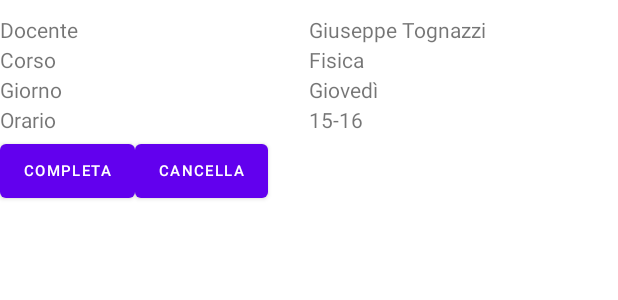
After one commit to angrytako/lessons-booking-app-university, an Android app: the layout prenotazioni_item.xml on its own in the app's theme, with its tools: preview values and no code run, on a phone screen of 412 x 824 dp. The commit adds this screen. Shown: the top 300 px of the screen. Run offline under Robolectric (Android 15) with nearby library versions, the phone set to English and light mode, and no system bars; network calls fail.

Commit message:
added session persistence and RecyclerView for "Mie Prenotazioni"

```diff
--- a/app/src/main/java/com/happylearn/dao/UserLogin.java
+++ b/app/src/main/java/com/happylearn/dao/UserLogin.java
@@ -4,6 +4,7 @@ import java.io.Serializable;
 
 public class UserLogin implements Serializable {
     private String username;
+    private String password;
 
     public UserLogin(String username, String password) {
         this.username = username;
@@ -26,5 +27,4 @@ public class UserLogin implements Serializable {
         this.password = password;
     }
 
-    private String password;
 }
--- a/app/src/main/java/com/happylearn/views/LoginFragment.java
+++ b/app/src/main/java/com/happylearn/views/LoginFragment.java
@@ -37,6 +37,7 @@ public class LoginFragment extends Fragment {
         Button loginBtn  = view.findViewById(R.id.login_btn);
         EditText usernameEt = view.findViewById(R.id.username_et);
         EditText passwordEt = view.findViewById(R.id.password_et);
+
         loginBtn.setOnClickListener((btnView)->{
             String username = usernameEt.getText().toString();
             String password = passwordEt.getText().toString();
@@ -48,7 +49,6 @@ public class LoginFragment extends Fragment {
                 Toast.makeText(this.getContext(),"Inserisci una password",Toast.LENGTH_LONG).show();
                 return;
             }
-            //TODO controllo username e pw inseriti
             UserLogin userLogin = new UserLogin(username,password);
             LoginController controller = new LoginController(userLogin, getContext(), getActivity());
             controller.start();
--- /dev/null
+++ b/app/src/main/res/layout/prenotazioni_item.xml
@@ -0,0 +1,102 @@
+<?xml version="1.0" encoding="utf-8"?>
+<LinearLayout
+    xmlns:android="http://schemas.android.com/apk/res/android"
+    android:orientation="vertical"
+    android:layout_width="match_parent"
+    android:layout_height="wrap_content"
+    android:paddingTop="10dp"
+    android:paddingBottom="10dp"
+    >
+<LinearLayout
+    android:layout_width="match_parent"
+    android:layout_height="20sp"
+    android:orientation="horizontal">
+    <TextView
+        android:layout_width="0dp"
+        android:layout_height="wrap_content"
+        android:layout_weight="1"
+        android:text="Docente"
+        />
+    <TextView
+        android:id="@+id/teacher_tv"
+        android:layout_width="0dp"
+        android:layout_height="wrap_content"
+        android:layout_weight="1"
+        android:text="Giuseppe Tognazzi"
+        />
+</LinearLayout>
+
+    <LinearLayout
+        android:layout_width="match_parent"
+        android:layout_height="20sp"
+        android:orientation="horizontal">
+        <TextView
+            android:layout_width="0dp"
+            android:layout_height="wrap_content"
+            android:layout_weight="1"
+            android:text="Corso"
+            />
+        <TextView
+            android:id="@+id/course_tv"
+            android:layout_width="0dp"
+            android:layout_height="wrap_content"
+            android:layout_weight="1"
+            android:text="Fisica"
+            />
+    </LinearLayout>
+    <LinearLayout
+        android:layout_width="match_parent"
+        android:layout_height="20sp"
+        android:orientation="horizontal">
+        <TextView
+            android:layout_width="0dp"
+            android:layout_height="wrap_content"
+            android:layout_weight="1"
+            android:text="Giorno"
+            />
+        <TextView
+            android:id="@+id/day_tv"
+            android:layout_width="0dp"
+            android:layout_height="wrap_content"
+            android:layout_weight="1"
+            android:text="Giovedì"
+            />
+    </LinearLayout>
+    <LinearLayout
+        android:layout_width="match_parent"
+        android:layout_height="20sp"
+        android:orientation="horizontal">
+        <TextView
+            android:layout_width="0dp"
+            android:layout_height="wrap_content"
+            android:layout_weight="1"
+            android:text="Orario"
+            />
+        <TextView
+            android:id="@+id/hour_tv"
+            android:layout_width="0dp"
+            android:layout_height="wrap_content"
+            android:layout_weight="1"
+            android:text="15-16"
+            />
+    </LinearLayout>
+    <LinearLayout
+        android:layout_width="match_parent"
+        android:layout_height="wrap_content"
+        android:orientation="horizontal">
+    <Button
+        android:id="@+id/complete_btn"
+        android:layout_width="wrap_content"
+        android:layout_height="wrap_content"
+        android:textSize="10sp"
+        android:text="Completa"
+        />
+        <Button
+            android:id="@+id/cancel_btn"
+            android:layout_width="wrap_content"
+            android:layout_height="wrap_content"
+            android:textSize="10sp"
+            android:text="Cancella"
+            />
+        </LinearLayout>
+</LinearLayout>
--- a/app/src/main/res/values/strings.xml
+++ b/app/src/main/res/values/strings.xml
@@ -3,4 +3,6 @@
     <string name="menu_open">Open</string>
     <string name="menu_close">Close</string>
     <string name="hello_blank_fragment">Hello blank fragment</string>
+    <string name="BASE_URL">http://192.168.1.207:8080/</string>
+    <!--    localhost:8080-->
 </resources>
```
Also changed, not shown: app/src/main/java/com/happylearn/adapters/PrenotazioniAdapter.java (added, +91 -0 lines), app/src/main/java/com/happylearn/dao/Prenotazione.java (added, +68 -0 lines), app/src/main/java/com/happylearn/routes/GetAndSetSessionInterceptor.java (added, +34 -0 lines), app/src/main/java/com/happylearn/routes/LoginController.java (+18 -2 lines), app/src/main/java/com/happylearn/routes/MiePrenotazioniController.java (added, +105 -0 lines), app/src/main/java/com/happylearn/routes/Routes.java (+9 -0 lines), app/src/main/java/com/happylearn/routes/SetSessionOnRequestInterceptor.java (added, +36 -0 lines), app/src/main/java/com/happylearn/views/HappyLearnApplication.java (+18 -0 lines), app/src/main/java/com/happylearn/views/MainActivity.java (+17 -2 lines), app/src/main/java/com/happylearn/views/MiePrenotazioniFragment.java (added, +53 -0 lines), app/src/main/res/layout/fragment_mie_prenotazioni.xml (added, +17 -0 lines).
